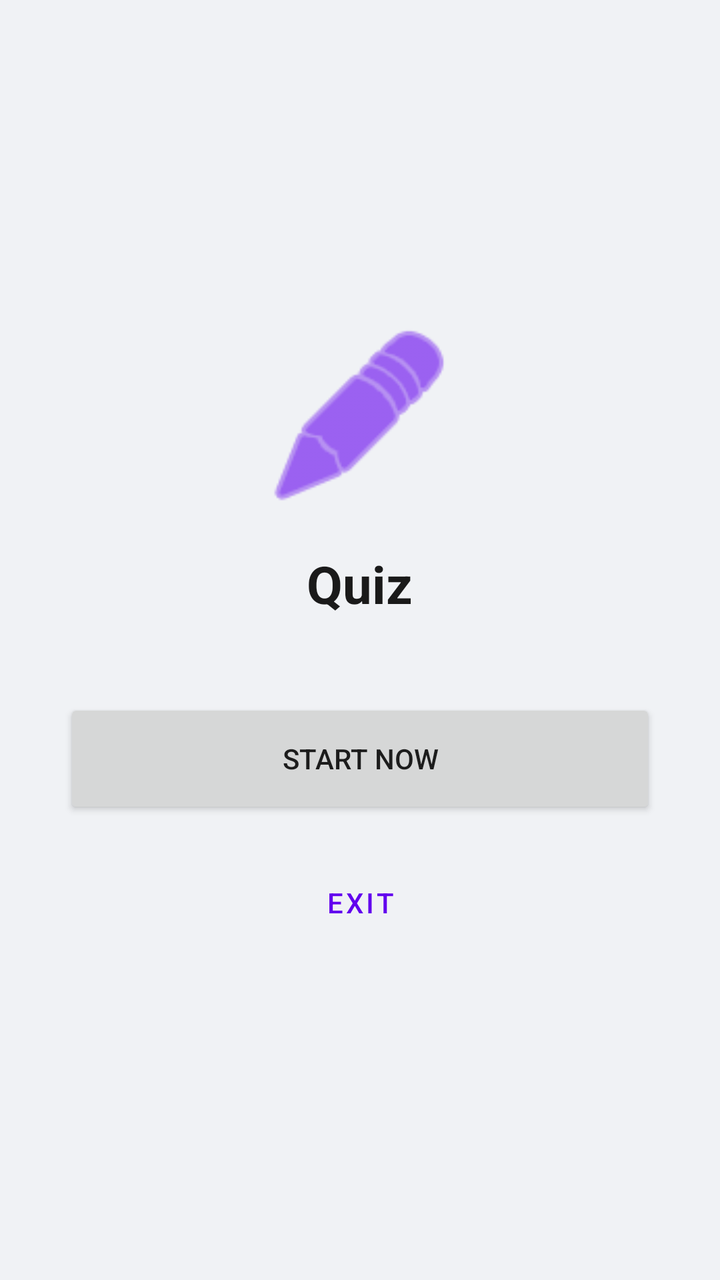
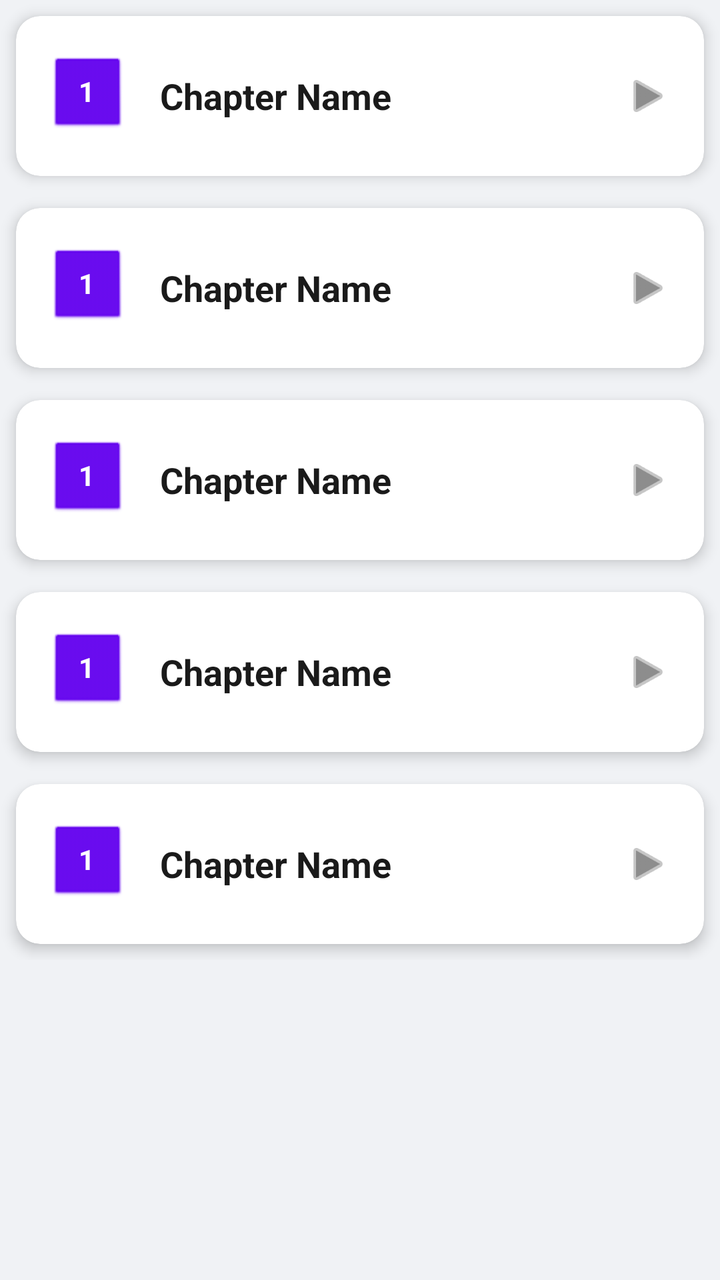

Before-and-after screenshots of an Android layout around one commit, followed by the original layout XML and the change that was made.
<!-- AndroidManifest.xml: application theme Theme.QuizApp -->
<!-- res/layout/activity_quiz.xml -->
<?xml version="1.0" encoding="utf-8"?>
<FrameLayout xmlns:android="http://schemas.android.com/apk/res/android"
             xmlns:app="http://schemas.android.com/apk/res-auto"
             android:layout_width="match_parent"
             android:layout_height="match_parent"
             android:background="?android:attr/windowBackground">

    <LinearLayout
            android:id="@+id/menuContainer"
            android:layout_width="match_parent"
            android:layout_height="match_parent"
            android:gravity="center"
            android:orientation="vertical"
            android:padding="32dp"
            android:visibility="visible">

        <ImageView
                android:layout_width="100dp"
                android:layout_height="100dp"
                android:src="@android:drawable/ic_menu_edit"
                app:tint="#6200EE" />

        <TextView
                android:id="@+id/quizTitleText"
                android:layout_width="wrap_content"
                android:layout_height="wrap_content"
                android:text="Quiz"
                android:textSize="26sp"
                android:textStyle="bold"
                android:textColor="?attr/colorOnSurface"
                android:layout_marginTop="16dp"
                android:layout_marginBottom="40dp"
                android:gravity="center"/>

        <Button
                android:id="@+id/startQuizBtn"
                android:layout_width="match_parent"
                android:layout_height="60dp"
                android:text="Start Now"
                app:cornerRadius="12dp" />

        <Button
                android:id="@+id/menuExitBtn"
                style="@style/Widget.MaterialComponents.Button.OutlinedButton"
                android:layout_width="match_parent"
                android:layout_height="60dp"
                android:layout_marginTop="12dp"
                android:text="Exit"
                app:cornerRadius="12dp" />
    </LinearLayout>

    <LinearLayout
            android:id="@+id/quizContainer"
            android:layout_width="match_parent"
            android:layout_height="match_parent"
            android:orientation="vertical"
            android:padding="24dp"
            android:visibility="gone">

        <TextView
                android:id="@+id/questionText"
                android:layout_width="match_parent"
                android:layout_height="wrap_content"
                android:background="?android:attr/windowBackground"
                android:elevation="4dp"
                android:padding="20dp"
                android:textSize="20sp"
                android:textColor="?attr/colorOnSurface"
                android:textStyle="bold" />

        <RadioGroup
                android:id="@+id/optionsGroup"
                android:layout_width="match_parent"
                android:layout_height="wrap_content"
                android:layout_marginTop="20dp">
            <RadioButton android:id="@+id/option1" android:layout_width="match_parent" android:layout_height="wrap_content" android:padding="12dp" android:textColor="?attr/colorOnSurface" />
            <RadioButton android:id="@+id/option2" android:layout_width="match_parent" android:layout_height="wrap_content" android:padding="12dp" android:textColor="?attr/colorOnSurface" />
            <RadioButton android:id="@+id/option3" android:layout_width="match_parent" android:layout_height="wrap_content" android:padding="12dp" android:textColor="?attr/colorOnSurface" />
        </RadioGroup>

        <View android:layout_width="match_parent" android:layout_height="0dp" android:layout_weight="1" />

        <Button android:id="@+id/submitBtn" android:layout_width="match_parent" android:layout_height="55dp" android:text="Submit" />
    </LinearLayout>

    <LinearLayout
            android:id="@+id/scoreContainer"
            android:layout_width="match_parent"
            android:layout_height="match_parent"
            android:gravity="center"
            android:orientation="vertical"
            android:padding="32dp"
            android:visibility="gone">

        <TextView
                android:id="@+id/finalScoreText"
                android:layout_width="wrap_content"
                android:layout_height="wrap_content"
                android:textSize="30sp"
                android:textColor="?attr/colorOnSurface"
                android:textStyle="bold"
                android:gravity="center" />

        <Button android:id="@+id/restartBtn" android:layout_width="match_parent" android:layout_height="60dp" android:layout_marginTop="30dp" android:text="Try Again" />
        <Button android:id="@+id/backToMenuBtn" style="@style/Widget.MaterialComponents.Button.TextButton" android:layout_width="match_parent" android:layout_height="60dp" android:text="Go to Dashboard" />
    </LinearLayout>

</FrameLayout>
<!-- resources referenced by this layout -->
<resources>
  <style name="Theme.QuizApp" parent="Theme.MaterialComponents.DayNight.NoActionBar">
          <item name="colorPrimary">#6200EE</item>
          <item name="colorOnPrimary">#FFFFFF</item>
  
          <item name="android:windowBackground">#F0F2F5</item>
  
          <item name="colorSurface">#FFFFFF</item>
  
          <item name="colorOnSurface">#1A1A1A</item>
      </style>
</resources>

<!-- the commit's change to res/layout/activity_quiz.xml (unified diff, before → after) -->
@@ -5,50 +5,255 @@
              android:layout_height="match_parent"
              android:background="?android:attr/windowBackground">
 
-    <LinearLayout
-            android:id="@+id/menuContainer"
+
+    <GridLayout
+            android:id="@+id/chapterContainer"
             android:layout_width="match_parent"
-            android:layout_height="match_parent"
-            android:gravity="center"
-            android:orientation="vertical"
-            android:padding="32dp"
-            android:visibility="visible">
-
-        <ImageView
-                android:layout_width="100dp"
-                android:layout_height="100dp"
-                android:src="@android:drawable/ic_menu_edit"
-                app:tint="#6200EE" />
-
-        <TextView
-                android:id="@+id/quizTitleText"
-                android:layout_width="wrap_content"
-                android:layout_height="wrap_content"
-                android:text="Quiz"
-                android:textSize="26sp"
-                android:textStyle="bold"
-                android:textColor="?attr/colorOnSurface"
-                android:layout_marginTop="16dp"
-                android:layout_marginBottom="40dp"
-                android:gravity="center"/>
-
-        <Button
-                android:id="@+id/startQuizBtn"
-                android:layout_width="match_parent"
-                android:layout_height="60dp"
-                android:text="Start Now"
-                app:cornerRadius="12dp" />
-
-        <Button
-                android:id="@+id/menuExitBtn"
-                style="@style/Widget.MaterialComponents.Button.OutlinedButton"
-                android:layout_width="match_parent"
-                android:layout_height="60dp"
-                android:layout_marginTop="12dp"
-                android:text="Exit"
-                app:cornerRadius="12dp" />
-    </LinearLayout>
-
+            android:layout_height="wrap_content"
+            android:columnCount="1"
+            android:alignmentMode="alignMargins">
+        <com.google.android.material.card.MaterialCardView
+                android:id="@+id/ch1"
+                android:layout_width="match_parent"
+                android:layout_height="80dp"
+                android:layout_margin="8dp"
+                app:cardCornerRadius="12dp"
+                app:cardElevation="4dp"
+                app:cardBackgroundColor="?attr/colorSurface"
+                android:clickable="true"
+                android:focusable="true"
+                android:foreground="?android:attr/selectableItemBackground">
+
+            <LinearLayout
+                    android:layout_width="match_parent"
+                    android:layout_height="match_parent"
+                    android:gravity="center_vertical"
+                    android:orientation="horizontal"
+                    android:padding="16dp">
+
+                <TextView
+                        android:layout_width="40dp"
+                        android:layout_height="40dp"
+                        android:background="@android:drawable/btn_default"
+                        android:backgroundTint="?attr/colorPrimary"
+                        android:gravity="center"
+                        android:text="1"
+                        android:textColor="?attr/colorOnPrimary"
+                        android:textStyle="bold" />
+
+                <TextView
+                        android:id="@+id/chText"
+                        android:layout_width="0dp"
+                        android:layout_height="wrap_content"
+                        android:layout_weight="1"
+                        android:layout_marginStart="16dp"
+                        android:text="Chapter Name"
+                        android:textSize="18sp"
+                        android:textStyle="bold"
+                        android:textColor="?attr/colorOnSurface"/>
+
+                <ImageView
+                        android:layout_width="24dp"
+                        android:layout_height="24dp"
+                        android:src="@android:drawable/ic_media_play"
+                        app:tint="?attr/colorOnSurface"
+                        android:alpha="0.5"/>
+            </LinearLayout>
+        </com.google.android.material.card.MaterialCardView>
+        <com.google.android.material.card.MaterialCardView
+                android:id="@+id/ch2"
+                android:layout_width="match_parent"
+                android:layout_height="80dp"
+                android:layout_margin="8dp"
+                app:cardCornerRadius="12dp"
+                app:cardElevation="4dp"
+                app:cardBackgroundColor="?attr/colorSurface"
+                android:clickable="true"
+                android:focusable="true"
+                android:foreground="?android:attr/selectableItemBackground">
+
+            <LinearLayout
+                    android:layout_width="match_parent"
+                    android:layout_height="match_parent"
+                    android:gravity="center_vertical"
+                    android:orientation="horizontal"
+                    android:padding="16dp">
+
+                <TextView
+                        android:layout_width="40dp"
+                        android:layout_height="40dp"
+                        android:background="@android:drawable/btn_default"
+                        android:backgroundTint="?attr/colorPrimary"
+                        android:gravity="center"
+                        android:text="1"
+                        android:textColor="?attr/colorOnPrimary"
+                        android:textStyle="bold" />
+
+                <TextView
+                        android:id="@+id/chText"
+                        android:layout_width="0dp"
+                        android:layout_height="wrap_content"
+                        android:layout_weight="1"
+                        android:layout_marginStart="16dp"
+                        android:text="Chapter Name"
+                        android:textSize="18sp"
+                        android:textStyle="bold"
+                        android:textColor="?attr/colorOnSurface"/>
+
+                <ImageView
+                        android:layout_width="24dp"
+                        android:layout_height="24dp"
+                        android:src="@android:drawable/ic_media_play"
+                        app:tint="?attr/colorOnSurface"
+                        android:alpha="0.5"/>
+            </LinearLayout>
+        </com.google.android.material.card.MaterialCardView>
+        <com.google.android.material.card.MaterialCardView
+                android:id="@+id/ch3"
+                android:layout_width="match_parent"
+                android:layout_height="80dp"
+                android:layout_margin="8dp"
+                app:cardCornerRadius="12dp"
+                app:cardElevation="4dp"
+                app:cardBackgroundColor="?attr/colorSurface"
+                android:clickable="true"
+                android:focusable="true"
+                android:foreground="?android:attr/selectableItemBackground">
+
+            <LinearLayout
+                    android:layout_width="match_parent"
+                    android:layout_height="match_parent"
+                    android:gravity="center_vertical"
+                    android:orientation="horizontal"
+                    android:padding="16dp">
+
+                <TextView
+                        android:layout_width="40dp"
+                        android:layout_height="40dp"
+                        android:background="@android:drawable/btn_default"
+                        android:backgroundTint="?attr/colorPrimary"
+                        android:gravity="center"
+                        android:text="1"
+                        android:textColor="?attr/colorOnPrimary"
+                        android:textStyle="bold" />
+
+                <TextView
+                        android:id="@+id/chText"
+                        android:layout_width="0dp"
+                        android:layout_height="wrap_content"
+                        android:layout_weight="1"
+                        android:layout_marginStart="16dp"
+                        android:text="Chapter Name"
+                        android:textSize="18sp"
+                        android:textStyle="bold"
+                        android:textColor="?attr/colorOnSurface"/>
+
+                <ImageView
+                        android:layout_width="24dp"
+                        android:layout_height="24dp"
+                        android:src="@android:drawable/ic_media_play"
+                        app:tint="?attr/colorOnSurface"
+                        android:alpha="0.5"/>
+            </LinearLayout>
+        </com.google.android.material.card.MaterialCardView>
+        <com.google.android.material.card.MaterialCardView
+                android:id="@+id/ch4"
+                android:layout_width="match_parent"
+                android:layout_height="80dp"
+                android:layout_margin="8dp"
+                app:cardCornerRadius="12dp"
+                app:cardElevation="4dp"
+                app:cardBackgroundColor="?attr/colorSurface"
+                android:clickable="true"
+                android:focusable="true"
+                android:foreground="?android:attr/selectableItemBackground">
+
+            <LinearLayout
+                    android:layout_width="match_parent"
+                    android:layout_height="match_parent"
+                    android:gravity="center_vertical"
+                    android:orientation="horizontal"
+                    android:padding="16dp">
+
+                <TextView
+                        android:layout_width="40dp"
+                        android:layout_height="40dp"
+                        android:background="@android:drawable/btn_default"
+                        android:backgroundTint="?attr/colorPrimary"
+                        android:gravity="center"
+                        android:text="1"
+                        android:textColor="?attr/colorOnPrimary"
+                        android:textStyle="bold" />
+
+                <TextView
+                        android:id="@+id/chText"
+                        android:layout_width="0dp"
+                        android:layout_height="wrap_content"
+                        android:layout_weight="1"
+                        android:layout_marginStart="16dp"
+                        android:text="Chapter Name"
+                        android:textSize="18sp"
+                        android:textStyle="bold"
+                        android:textColor="?attr/colorOnSurface"/>
+
+                <ImageView
+                        android:layout_width="24dp"
+                        android:layout_height="24dp"
+                        android:src="@android:drawable/ic_media_play"
+                        app:tint="?attr/colorOnSurface"
+                        android:alpha="0.5"/>
+            </LinearLayout>
+        </com.google.android.material.card.MaterialCardView>
+        <com.google.android.material.card.MaterialCardView
+                android:id="@+id/ch5"
+                android:layout_width="match_parent"
+                android:layout_height="80dp"
+                android:layout_margin="8dp"
+                app:cardCornerRadius="12dp"
+                app:cardElevation="4dp"
+                app:cardBackgroundColor="?attr/colorSurface"
+                android:clickable="true"
+                android:focusable="true"
+                android:foreground="?android:attr/selectableItemBackground">
+
+            <LinearLayout
+                    android:layout_width="match_parent"
+                    android:layout_height="match_parent"
+                    android:gravity="center_vertical"
+                    android:orientation="horizontal"
+                    android:padding="16dp">
+
+                <TextView
+                        android:layout_width="40dp"
+                        android:layout_height="40dp"
+                        android:background="@android:drawable/btn_default"
+                        android:backgroundTint="?attr/colorPrimary"
+                        android:gravity="center"
+                        android:text="1"
+                        android:textColor="?attr/colorOnPrimary"
+                        android:textStyle="bold" />
+
+                <TextView
+                        android:id="@+id/chText"
+                        android:layout_width="0dp"
+                        android:layout_height="wrap_content"
+                        android:layout_weight="1"
+                        android:layout_marginStart="16dp"
+                        android:text="Chapter Name"
+                        android:textSize="18sp"
+                        android:textStyle="bold"
+                        android:textColor="?attr/colorOnSurface"/>
+
+                <ImageView
+                        android:layout_width="24dp"
+                        android:layout_height="24dp"
+                        android:src="@android:drawable/ic_media_play"
+                        app:tint="?attr/colorOnSurface"
+                        android:alpha="0.5"/>
+            </LinearLayout>
+        </com.google.android.material.card.MaterialCardView>
+        
+    </GridLayout>
     <LinearLayout
             android:id="@+id/quizContainer"
             android:layout_width="match_parent"
